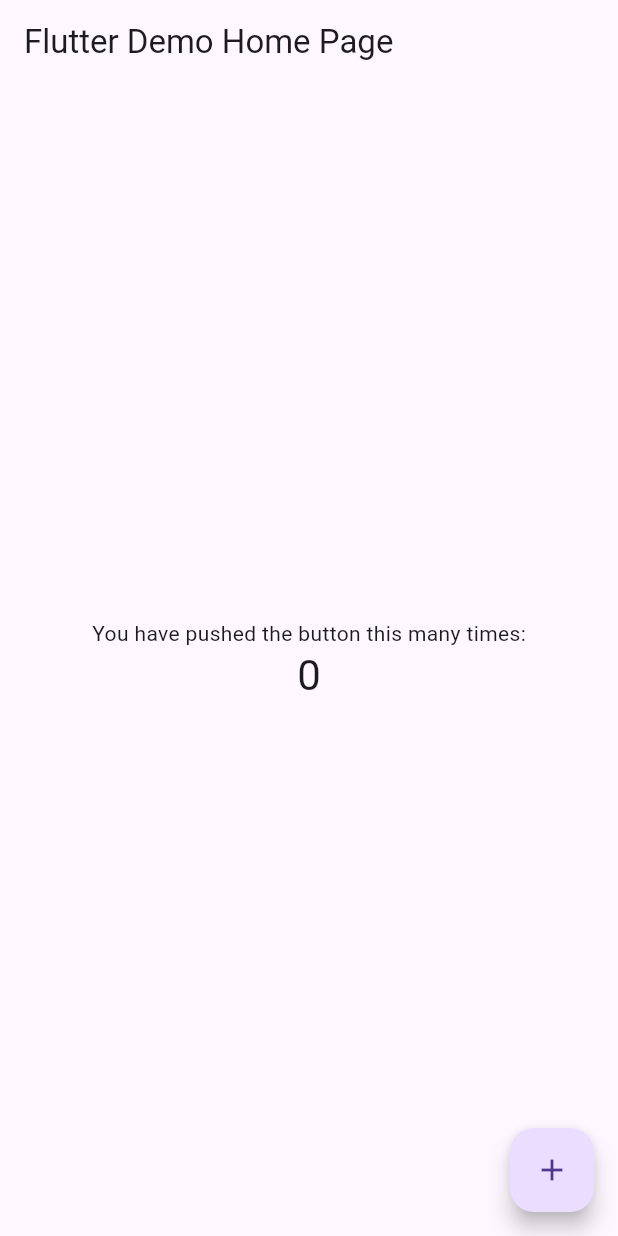
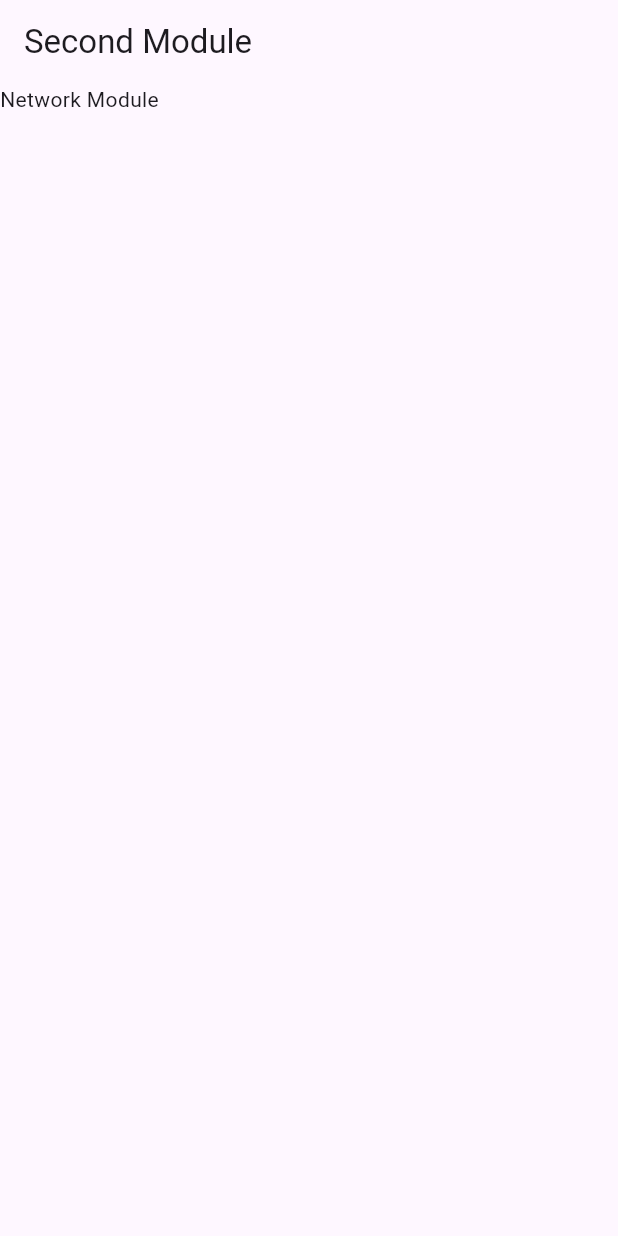
Before and after one commit to shindeyy/network_module, a Flutter app: the screen it shows after launch, on a phone screen of 412 x 824 dp. Run offline on Flutter 3.47's test engine with Material 3 defaults, Android fonts, the phone set to English and light mode, and no system bars.

Commit message:
- Added view

```diff
--- a/lib/main.dart
+++ b/lib/main.dart
@@ -1,4 +1,5 @@
 import 'package:flutter/material.dart';
+import 'package:network_module/networkscreen.dart';
 
 void main() => runApp(const MyApp());
 
@@ -21,92 +22,7 @@ class MyApp extends StatelessWidget {
         // counter didn't reset back to zero; the application is not restarted.
         primarySwatch: Colors.blue,
       ),
-      home: const MyHomePage(title: 'Flutter Demo Home Page'),
+      home: const NetworkModuleScreen(),
     );
   }
 }
-
-class MyHomePage extends StatefulWidget {
-  const MyHomePage({super.key, required this.title});
-
-  // This widget is the home page of your application. It is stateful, meaning
-  // that it has a State object (defined below) that contains fields that affect
-  // how it looks.
-
-  // This class is the configuration for the state. It holds the values (in this
-  // case the title) provided by the parent (in this case the App widget) and
-  // used by the build method of the State. Fields in a Widget subclass are
-  // always marked "final".
-
-  final String title;
-
-  @override
-  State<MyHomePage> createState() => _MyHomePageState();
-}
-
-class _MyHomePageState extends State<MyHomePage> {
-  int _counter = 0;
-
-  void _incrementCounter() {
-    setState(() {
-      // This call to setState tells the Flutter framework that something has
-      // changed in this State, which causes it to rerun the build method below
-      // so that the display can reflect the updated values. If we changed
-      // _counter without calling setState(), then the build method would not be
-      // called again, and so nothing would appear to happen.
-      _counter++;
-    });
-  }
-
-  @override
-  Widget build(BuildContext context) {
-    // This method is rerun every time setState is called, for instance as done
-    // by the _incrementCounter method above.
-    //
-    // The Flutter framework has been optimized to make rerunning build methods
-    // fast, so that you can just rebuild anything that needs updating rather
-    // than having to individually change instances of widgets.
-    return Scaffold(
-      appBar: AppBar(
-        // Here we take the value from the MyHomePage object that was created by
-        // the App.build method, and use it to set our appbar title.
-        title: Text(widget.title),
-      ),
-      body: Center(
-        // Center is a layout widget. It takes a single child and positions it
-        // in the middle of the parent.
-        child: Column(
-          // Column is also a layout widget. It takes a list of children and
-          // arranges them vertically. By default, it sizes itself to fit its
-          // children horizontally, and tries to be as tall as its parent.
-          //
-          // Invoke "debug painting" (press "p" in the console, choose the
-          // "Toggle Debug Paint" action from the Flutter Inspector in Android
-          // Studio, or the "Toggle Debug Paint" command in Visual Studio Code)
-          // to see the wireframe for each widget.
-          //
-          // Column has various properties to control how it sizes itself and
-          // how it positions its children. Here we use mainAxisAlignment to
-          // center the children vertically; the main axis here is the vertical
-          // axis because Columns are vertical (the cross axis would be
-          // horizontal).
-          mainAxisAlignment: MainAxisAlignment.center,
-          children: <Widget>[
-            const Text(
-              'You have pushed the button this many times:',
-            ),
-            Text(
-              '$_counter',
-              style: Theme.of(context).textTheme.headlineMedium,
-            ),
-          ],
-        ),
-      ),
-      floatingActionButton: FloatingActionButton(
-        onPressed: _incrementCounter,
-        tooltip: 'Increment',
-        child: const Icon(Icons.add),
-      ), // This trailing comma makes auto-formatting nicer for build methods.
-    );
-  }
-}
--- /dev/null
+++ b/lib/networkscreen.dart
@@ -0,0 +1,31 @@
+import 'package:flutter/material.dart';
+import 'package:flutter/services.dart';
+
+class NetworkModuleScreen extends StatelessWidget {
+  const NetworkModuleScreen({super.key});
+
+  @override
+  Widget build(BuildContext context) {
+    // Retrieve the 'fromRoute' argument passed during navigation
+    final bool fromRoute = ModalRoute.of(context)?.settings.arguments as bool? ?? false;
+
+    return WillPopScope(
+      onWillPop: () async {
+        if (fromRoute) {
+          // Close Flutter Activity if opened through a route
+          SystemNavigator.pop();
+        } else {
+          // Navigate back to the ThirdModuleScreen if opened from it
+          Navigator.pop(context);
+        }
+        return false; // Prevent default back navigation
+      },
+      child: Scaffold(
+        appBar: AppBar(title: const Text('Second Module')),
+        body: const SizedBox.expand(
+          child: Text("Network Module"),
+        ),
+      ),
+    );
+  }
+}
```
